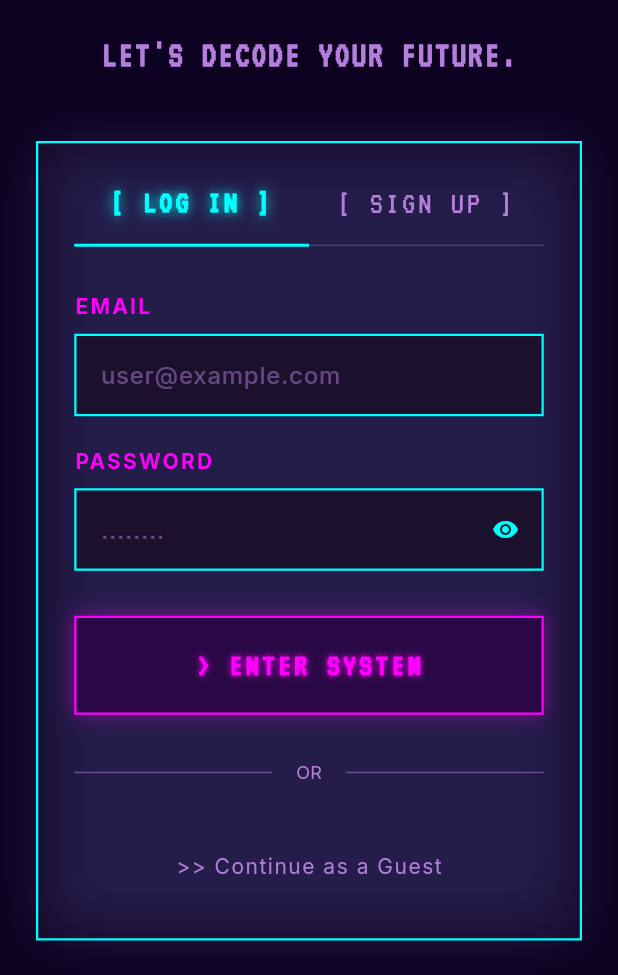
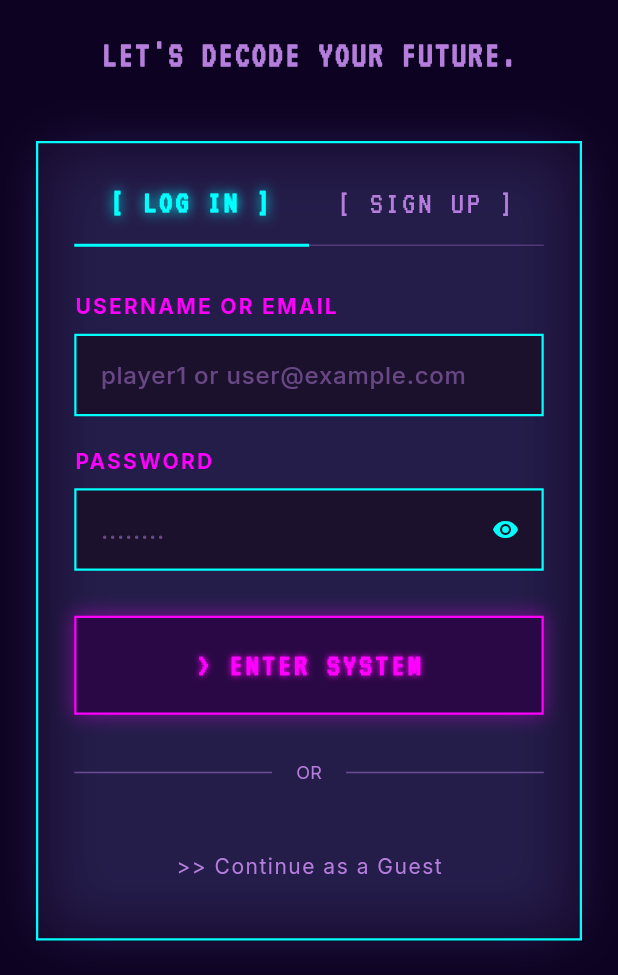
Before and after one commit to your-fav-bioinformatician/effective-potato, a Flutter app: the screen it shows after launch, on a phone screen of 412 x 824 dp, the part 261-1236 px from its top. Run offline on Flutter 3.47's test engine with Material 3 defaults, Android fonts, the phone set to English and light mode, and no system bars; our stand-ins replace flutter_animate, geolocator, google_fonts, shared_preferences.

Commit message:
modified:   unibridge_frontend/lib/api_service.dart 	modified:   unibridge_frontend/lib/screens.dart

```diff
--- a/unibridge_frontend/lib/screens.dart
+++ b/unibridge_frontend/lib/screens.dart
@@ -404,8 +404,8 @@ class _CyberAuthScreenState extends State<CyberAuthScreen> {
                       const SizedBox(height: 20),
                     ],
                     _buildTextField(
-                      label: 'EMAIL',
-                      hint: 'user@example.com',
+                      label: isLogin ? 'USERNAME OR EMAIL' : 'EMAIL',
+                      hint: isLogin ? 'player1 or user@example.com' : 'user@example.com',
                       controller: _emailController,
                     ),
                     const SizedBox(height: 20),
```
Also changed, not shown: unibridge_frontend/lib/api_service.dart (+12 -19 lines).
